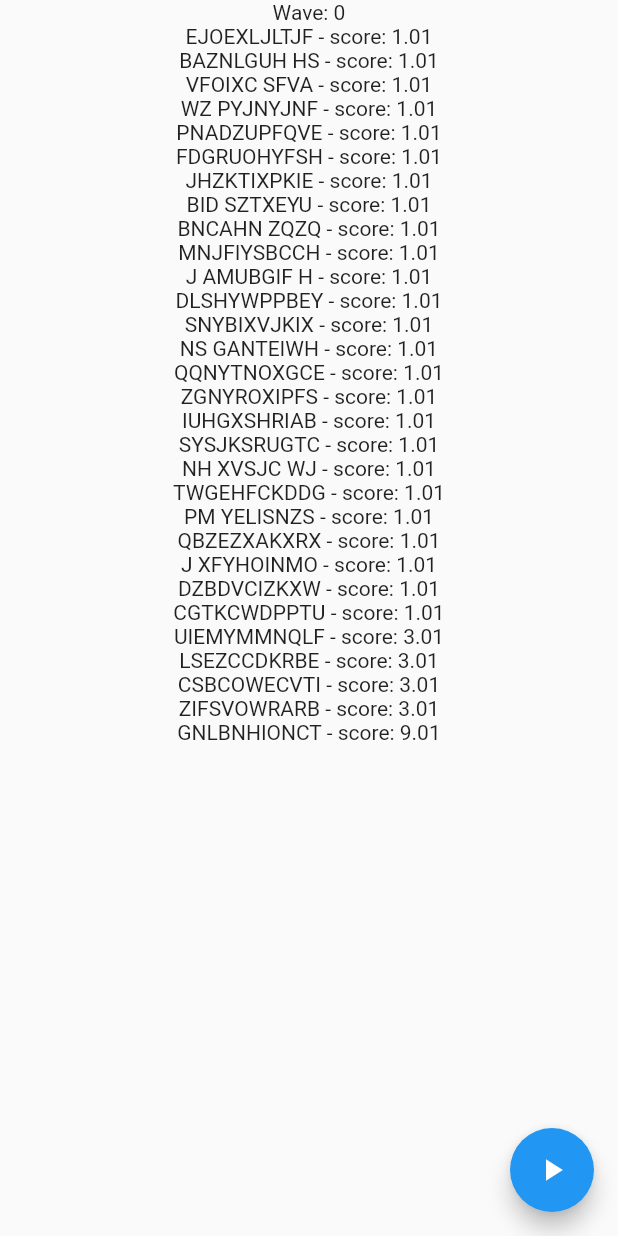
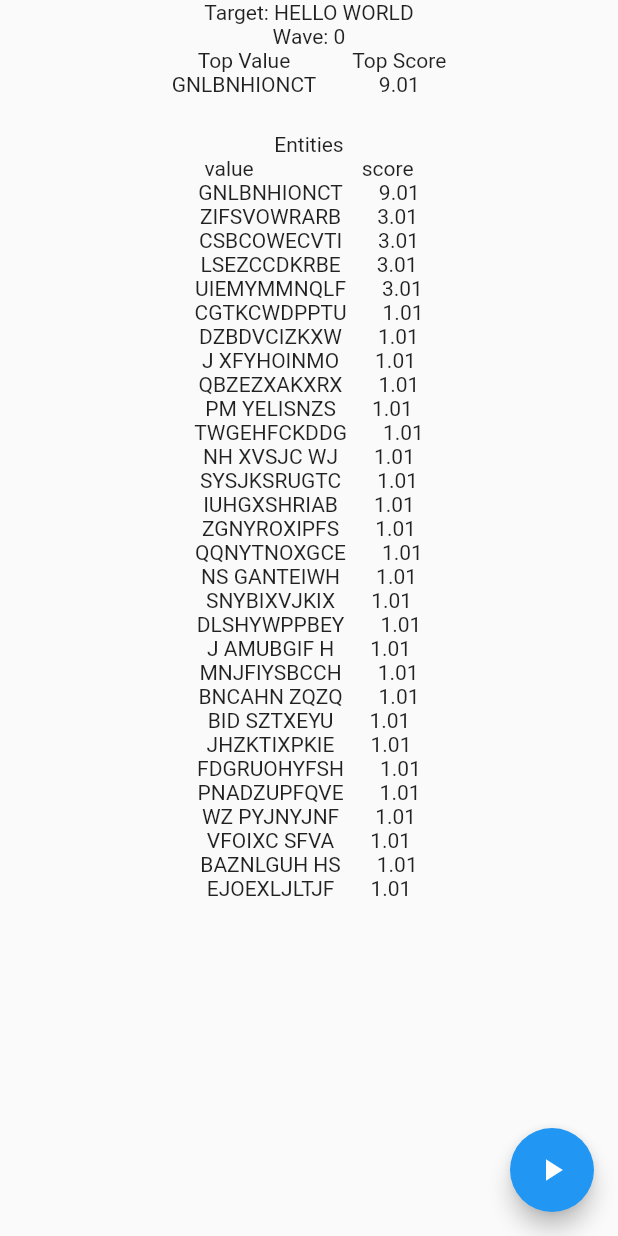
Before and after one commit to dancout/evolutionary_algorithm, a Flutter app: the screen it shows after launch, on a phone screen of 412 x 824 dp. Run offline on Flutter 3.47's test engine with Material 2 defaults, Android fonts, the light colour scheme and no system bars; our stand-ins replace equatable.

Commit message:
Improved UI on WordHomePage

```diff
--- a/example/word_example/lib/word_home_page.dart
+++ b/example/word_example/lib/word_home_page.dart
@@ -1,5 +1,6 @@
 import 'package:flutter/material.dart';
 import 'package:genetic_evolution/genetic_evolution.dart';
+import 'package:genetic_evolution/models/entity.dart';
 import 'package:genetic_evolution/models/generation.dart';
 import 'package:genetic_evolution/models/population.dart';
 import 'package:word_example/word_fitness_service.dart';
@@ -24,6 +25,7 @@ class _WordHomePageState extends State<WordHomePage> {
   late GeneticEvolution<String> geneticEvolution;
   late Generation<String> generation;
   bool isPlaying = false;
+  int? waveTargetFound;
 
   @override
   void initState() {
@@ -58,33 +60,82 @@ class _WordHomePageState extends State<WordHomePage> {
       }
     });
 
-    final sortedEntities = generation.population.sortedEntities.reversed;
+    // Check if target has been found.
+    if (waveTargetFound == null &&
+        convertWord(generation.population.topScoringEntity) == target) {
+      waveTargetFound = generation.wave;
+    }
 
-    final List<String> words = [];
+    // Convert all entities into words
+    final List<Widget> wordRows = [
+      const Row(
+        mainAxisAlignment: MainAxisAlignment.center,
+        children: [
+          Text('value'),
+          SizedBox(width: 72),
+          Text('score'),
+        ],
+      ),
+    ];
+    final sortedEntities = generation.population.entities;
+    for (var entity in sortedEntities) {
+      String word = convertWord(entity);
 
-    for (var entity in sortedEntities) {
-      String word = '';
-      for (var gene in entity.dna.genes) {
-        var value = gene.value;
-
-        word += value;
-      }
-
-      word += ' - score: ${entity.fitnessScore}';
-
-      words.add(word);
+      wordRows.add(
+        Row(
+          mainAxisAlignment: MainAxisAlignment.center,
+          children: [
+            Text(word),
+            const SizedBox(width: 24),
+            Text(entity.fitnessScore.toString()),
+          ],
+        ),
+      );
     }
 
     return Scaffold(
-      body: Center(
-        child: ListView(
+      body: SafeArea(
+        child: Column(
+          crossAxisAlignment: CrossAxisAlignment.center,
           children: [
-            Center(
-              child: Text(
-                'Wave: ${generation.wave.toString()}',
+            const Text(
+              'Target: $target',
+            ),
+            Text(
+              'Wave: ${generation.wave.toString()}',
+            ),
+            Row(
+              mainAxisAlignment: MainAxisAlignment.center,
+              children: [
+                Column(
+                  children: [
+                    const Text('Top Value'),
+                    Text(
+                      convertWord(generation.population.topScoringEntity),
+                    ),
+                  ],
+                ),
+                const SizedBox(width: 24),
+                Column(
+                  children: [
+                    const Text('Top Score'),
+                    Text(
+                      generation.population.topScoringEntity.fitnessScore
+                          .toString(),
+                    ),
+                  ],
+                ),
+              ],
+            ),
+            if (waveTargetFound != null)
+              Text('Target reached at wave: $waveTargetFound'),
+            const SizedBox(height: 24),
+            const Text('Entities'),
+            Flexible(
+              child: ListView(
+                children: wordRows,
               ),
             ),
-            ...words.map((e) => Center(child: Text(e))).toList(),
           ],
         ),
       ),
@@ -106,4 +157,15 @@ class _WordHomePageState extends State<WordHomePage> {
       ),
     );
   }
+
+  String convertWord(Entity<String> entity) {
+    String word = '';
+    for (var gene in entity.dna.genes) {
+      var value = gene.value;
+
+      word += value;
+    }
+
+    return word;
+  }
 }
```
